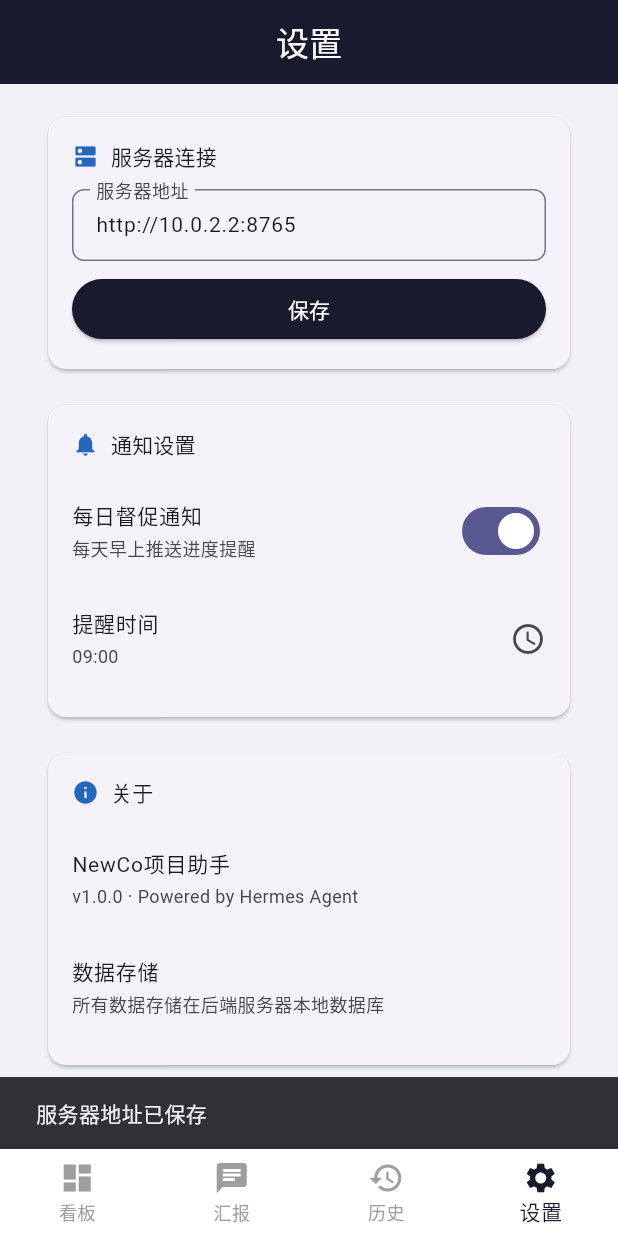
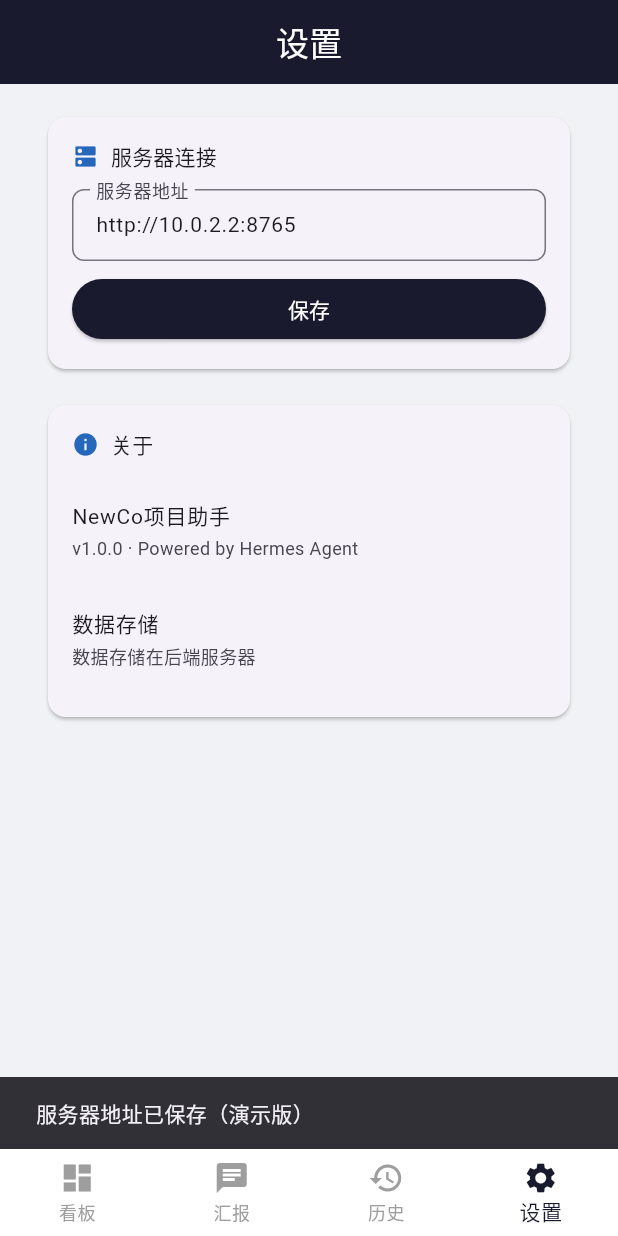
Before and after one commit to ffduan/NewCo-Hermes-App, a Flutter app: the screen it shows after launch, item 4 of the bottom bar chosen, after a tap on "保存", on a phone screen of 412 x 824 dp. Run offline on Flutter 3.47's test engine with Material 3 defaults, Android fonts, the phone set to English and light mode, and no system bars; network calls fail.

Commit message:
fix: 移除shared_preferences和flutter_local_notifications依赖，简化为纯HTTP+本地状态

```diff
--- a/flutter_app/lib/main.dart
+++ b/flutter_app/lib/main.dart
@@ -1,6 +1,4 @@
 import 'package:flutter/material.dart';
-import 'package:flutter_local_notifications/flutter_local_notifications.dart';
-import 'package:shared_preferences/shared_preferences.dart';
 import 'screens/dashboard_page.dart';
 import 'screens/report_page.dart';
 import 'screens/history_page.dart';
@@ -8,55 +6,9 @@ import 'screens/settings_page.dart';
 import 'services/api_service.dart';
 import 'theme/app_theme.dart';
 
-final FlutterLocalNotificationsPlugin flutterLocalNotificationsPlugin =
-    FlutterLocalNotificationsPlugin();
-
-void main() async {
+void main() {
   WidgetsFlutterBinding.ensureInitialized();
-
-  // 初始化本地通知
-  const AndroidInitializationSettings androidSettings =
-      AndroidInitializationSettings('@mipmap/ic_launcher');
-  const DarwinInitializationSettings iosSettings =
-      DarwinInitializationSettings();
-  const InitializationSettings initSettings = InitializationSettings(
-    android: androidSettings,
-    iOS: iosSettings,
-  );
-  await flutterLocalNotificationsPlugin.initialize(initSettings);
-
-  // 设置每日9:00提醒
-  await _scheduleDailyReminder();
-
   runApp(const HermesApp());
-}
-
-Future<void> _scheduleDailyReminder() async {
-  final prefs = await SharedPreferences.getInstance();
-  final hour = prefs.getInt('reminder_hour') ?? 9;
-  final minute = prefs.getInt('reminder_minute') ?? 0;
-
-  // 安卓定时通知
-  const AndroidNotificationDetails androidDetails =
-      AndroidNotificationDetails(
-    'daily_reminder',
-    '每日督促',
-    channelDescription: '每天早上推送项目进度提醒',
-    importance: Importance.high,
-    priority: Priority.high,
-  );
-  const NotificationDetails details =
-      NotificationDetails(android: androidDetails);
-
-  // 使用 periodic 模拟每日提醒（实际生产环境用 workmanager）
-  await flutterLocalNotificationsPlugin.periodicallyShow(
-    0,
-    '☀️ NewCo项目 · 每日进度检查',
-    '新的一天开始了，今天要推进什么？打开App查看任务清单。',
-    RepeatInterval.daily,
-    details,
-    androidScheduleMode: AndroidScheduleMode.inexactAllowWhileIdle,
-  );
 }
 
 class HermesApp extends StatelessWidget {
--- a/flutter_app/lib/screens/settings_page.dart
+++ b/flutter_app/lib/screens/settings_page.dart
@@ -1,5 +1,4 @@
 import 'package:flutter/material.dart';
-import 'package:shared_preferences/shared_preferences.dart';
 import '../theme/app_theme.dart';
 
 class SettingsPage extends StatefulWidget {
@@ -11,15 +10,11 @@ class SettingsPage extends StatefulWidget {
 
 class _SettingsPageState extends State<SettingsPage> {
   TextEditingController _serverController = TextEditingController();
-  int _reminderHour = 9;
-  int _reminderMinute = 0;
-  bool _notificationsEnabled = true;
 
   @override
   void initState() {
     super.initState();
     _serverController = TextEditingController(text: 'http://10.0.2.2:8765');
-    _loadPrefs();
   }
 
   @override
@@ -28,46 +23,11 @@ class _SettingsPageState extends State<SettingsPage> {
     super.dispose();
   }
 
-  Future<void> _loadPrefs() async {
-    final prefs = await SharedPreferences.getInstance();
-    setState(() {
-      _serverController.text =
-          prefs.getString('server_url') ?? 'http://10.0.2.2:8765';
-      _reminderHour = prefs.getInt('reminder_hour') ?? 9;
-      _reminderMinute = prefs.getInt('reminder_minute') ?? 0;
-      _notificationsEnabled =
-          prefs.getBool('notifications_enabled') ?? true;
-    });
-  }
-
-  Future<void> _saveServer() async {
-    final prefs = await SharedPreferences.getInstance();
-    await prefs.setString('server_url', _serverController.text);
+  void _showSnack(String msg) {
     if (mounted) {
       ScaffoldMessenger.of(context).showSnackBar(
-        const SnackBar(content: Text('服务器地址已保存')),
+        SnackBar(content: Text(msg)),
       );
-    }
-  }
-
-  Future<void> _pickTime() async {
-    final time = await showTimePicker(
-      context: context,
-      initialTime: TimeOfDay(hour: _reminderHour, minute: _reminderMinute),
-    );
-    if (time != null) {
-      final prefs = await SharedPreferences.getInstance();
-      await prefs.setInt('reminder_hour', time.hour);
-      await prefs.setInt('reminder_minute', time.minute);
-      setState(() {
-        _reminderHour = time.hour;
-        _reminderMinute = time.minute;
-      });
-      if (mounted) {
-        ScaffoldMessenger.of(context).showSnackBar(
-          SnackBar(content: Text('每日提醒时间已设为 ${time.hour}:${time.minute.toString().padLeft(2, '0')}')),
-        );
-      }
     }
   }
 
@@ -78,7 +38,6 @@ class _SettingsPageState extends State<SettingsPage> {
       body: ListView(
         padding: const EdgeInsets.all(16),
         children: [
-          // 服务器连接
           Card(
             child: Padding(
               padding: const EdgeInsets.all(16),
@@ -89,8 +48,7 @@ class _SettingsPageState extends State<SettingsPage> {
                     children: [
                       const Icon(Icons.dns, size: 18, color: AppTheme.accentColor),
                       const SizedBox(width: 8),
-                      Text('服务器连接',
-                          style: Theme.of(context).textTheme.titleSmall),
+                      Text('服务器连接', style: Theme.of(context).textTheme.titleSmall),
                     ],
                   ),
                   const SizedBox(height: 12),
@@ -110,7 +68,7 @@ class _SettingsPageState extends State<SettingsPage> {
                   SizedBox(
                     width: double.infinity,
                     child: ElevatedButton(
-                      onPressed: _saveServer,
+                      onPressed: () => _showSnack('服务器地址已保存（演示版）'),
                       style: ElevatedButton.styleFrom(
                         backgroundColor: AppTheme.primaryColor,
                         foregroundColor: Colors.white,
@@ -123,51 +81,6 @@ class _SettingsPageState extends State<SettingsPage> {
             ),
           ),
           const SizedBox(height: 12),
-
-          // 通知设置
-          Card(
-            child: Padding(
-              padding: const EdgeInsets.all(16),
-              child: Column(
-                crossAxisAlignment: CrossAxisAlignment.start,
-                children: [
-                  Row(
-                    children: [
-                      const Icon(Icons.notifications, size: 18, color: AppTheme.accentColor),
-                      const SizedBox(width: 8),
-                      Text('通知设置',
-                          style: Theme.of(context).textTheme.titleSmall),
-                    ],
-                  ),
-                  const SizedBox(height: 12),
-                  SwitchListTile(
-                    title: const Text('每日督促通知', style: TextStyle(fontSize: 14)),
-                    subtitle: const Text('每天早上推送进度提醒',
-                        style: TextStyle(fontSize: 12)),
-                    value: _notificationsEnabled,
-                    onChanged: (v) async {
-                      final prefs = await SharedPreferences.getInstance();
-                      await prefs.setBool('notifications_enabled', v);
-                      setState(() => _notificationsEnabled = v);
-                    },
-                    contentPadding: EdgeInsets.zero,
-                  ),
-                  ListTile(
-                    title: const Text('提醒时间', style: TextStyle(fontSize: 14)),
-                    subtitle: Text(
-                        '${_reminderHour.toString().padLeft(2, '0')}:${_reminderMinute.toString().padLeft(2, '0')}',
-                        style: const TextStyle(fontSize: 12)),
-                    trailing: const Icon(Icons.access_time),
-                    contentPadding: EdgeInsets.zero,
-                    onTap: _pickTime,
-                  ),
-                ],
-              ),
-            ),
-          ),
-          const SizedBox(height: 12),
-
-          // 关于
           Card(
             child: Padding(
               padding: const EdgeInsets.all(16),
@@ -178,8 +91,7 @@ class _SettingsPageState extends State<SettingsPage> {
                     children: [
                       const Icon(Icons.info, size: 18, color: AppTheme.accentColor),
                       const SizedBox(width: 8),
-                      Text('关于',
-                          style: Theme.of(context).textTheme.titleSmall),
+                      Text('关于', style: Theme.of(context).textTheme.titleSmall),
                     ],
                   ),
                   const SizedBox(height: 12),
@@ -191,7 +103,7 @@ class _SettingsPageState extends State<SettingsPage> {
                   ),
                   const ListTile(
                     title: Text('数据存储', style: TextStyle(fontSize: 14)),
-                    subtitle: Text('所有数据存储在后端服务器本地数据库',
+                    subtitle: Text('数据存储在后端服务器',
                         style: TextStyle(fontSize: 12)),
                     contentPadding: EdgeInsets.zero,
                   ),
--- a/flutter_app/pubspec.yaml
+++ b/flutter_app/pubspec.yaml
@@ -11,13 +11,11 @@ dependencies:
     sdk: flutter
   http: ^1.2.0
   intl: ^0.19.0
-  shared_preferences: ^2.2.0
   cupertino_icons: ^1.0.6
 
 dev_dependencies:
   flutter_test:
     sdk: flutter
-  flutter_lints: ^3.0.0
 
 flutter:
   uses-material-design: true
```
